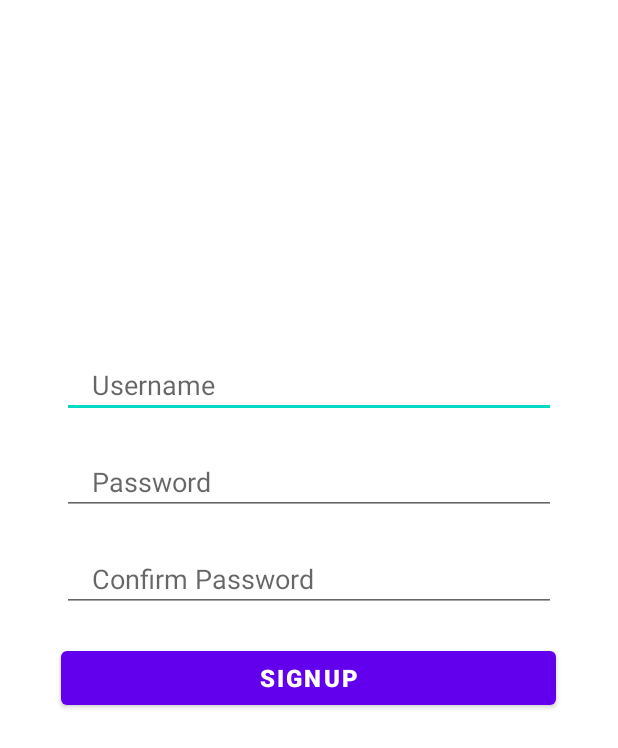
After one commit to andrews2/Senior_Design_Project, an Android app: the layout signup_fragment.xml on its own in the app's theme, with its tools: preview values and no code run, on a phone screen of 412 x 824 dp. The commit adds this screen. Shown: the top 748 px of the screen. Run offline under Robolectric (Android 15) with nearby library versions, the light colour scheme and no system bars.

Commit message:
updated log in screen

```diff
--- a/app/build.gradle
+++ b/app/build.gradle
@@ -28,13 +28,13 @@ android {
 }
 
 dependencies {
-
     implementation 'androidx.appcompat:appcompat:1.4.1'
     implementation 'com.squareup.retrofit2:retrofit:2.3.0'
     implementation 'com.squareup.retrofit2:converter-gson:2.3.0'
     implementation 'com.google.android.material:material:1.5.0'
     implementation 'androidx.constraintlayout:constraintlayout:2.1.3'
     implementation 'com.android.support.constraint:constraint-layout:2.0.4'
+    implementation 'androidx.legacy:legacy-support-v4:1.0.0'
     testImplementation 'junit:junit:4.+'
     androidTestImplementation 'androidx.test.ext:junit:1.1.3'
     androidTestImplementation 'androidx.test.espresso:espresso-core:3.4.0'
--- /dev/null
+++ b/app/src/main/res/layout/signup_fragment.xml
@@ -0,0 +1,75 @@
+<?xml version="1.0" encoding="utf-8"?>
+<androidx.constraintlayout.widget.ConstraintLayout xmlns:android="http://schemas.android.com/apk/res/android"
+    xmlns:app="http://schemas.android.com/apk/res-auto"
+    android:layout_width="match_parent"
+    android:layout_height="match_parent">
+
+    <EditText
+        android:id="@+id/Username"
+        android:layout_width="0dp"
+        android:layout_height="wrap_content"
+        app:layout_constraintWidth_percent=".8"
+        app:layout_constraintVertical_bias=".3"
+        app:layout_constraintHorizontal_bias=".5"
+        android:hint="Username"
+        android:paddingLeft="20dp"
+        android:paddingTop="10dp"
+        android:paddingBottom="10dp"
+        app:layout_constraintBottom_toBottomOf="parent"
+        app:layout_constraintEnd_toEndOf="parent"
+        app:layout_constraintStart_toStartOf="parent"
+        app:layout_constraintTop_toTopOf="parent" />
+
+    <EditText
+        android:id="@+id/Password"
+        android:layout_width="0dp"
+        android:layout_height="wrap_content"
+        android:hint="Password"
+        android:paddingLeft="20dp"
+        android:paddingTop="10dp"
+        android:paddingBottom="10dp"
+        app:layout_constraintBottom_toBottomOf="parent"
+        app:layout_constraintVertical_bias="0"
+        android:layout_marginTop="20dp"
+        app:layout_constraintEnd_toEndOf="parent"
+        app:layout_constraintStart_toStartOf="parent"
+        app:layout_constraintTop_toBottomOf="@+id/Username"
+        app:layout_constraintWidth_percent=".8"
+        android:inputType="textPassword"/>
+
+    <EditText
+        android:id="@+id/ConfirmPassword"
+        android:layout_width="0dp"
+        android:layout_height="wrap_content"
+        android:hint="Confirm Password"
+        android:paddingLeft="20dp"
+        android:paddingTop="10dp"
+        android:paddingBottom="10dp"
+        app:layout_constraintBottom_toBottomOf="parent"
+        app:layout_constraintVertical_bias="0"
+        android:layout_marginTop="20dp"
+        app:layout_constraintEnd_toEndOf="parent"
+        app:layout_constraintStart_toStartOf="parent"
+        app:layout_constraintTop_toBottomOf="@+id/Password"
+        app:layout_constraintWidth_percent=".8"
+        android:inputType="textPassword"/>
+
+    <Button
+        android:id="@+id/Signup"
+        android:layout_width="0dp"
+        android:layout_height="wrap_content"
+        android:text="Signup"
+        android:textSize="16sp"
+        android:textStyle="bold"
+        app:layout_constraintBottom_toBottomOf="parent"
+        app:layout_constraintEnd_toEndOf="parent"
+        app:layout_constraintHorizontal_bias="0.495"
+        app:layout_constraintStart_toStartOf="parent"
+        app:layout_constraintTop_toBottomOf="@+id/ConfirmPassword"
+        app:layout_constraintVertical_bias="0"
+        android:layout_marginTop="20dp"
+        app:layout_constraintWidth_percent=".8" />
+
+
+
+</androidx.constraintlayout.widget.ConstraintLayout>
--- a/app/src/main/res/values/strings.xml
+++ b/app/src/main/res/values/strings.xml
@@ -1,3 +1,5 @@
 <resources>
     <string name="app_name">IOT Casino App</string>
+    <!-- TODO: Remove or change this placeholder text -->
+    <string name="hello_blank_fragment">Hello blank fragment</string>
 </resources>
--- a/build.gradle
+++ b/build.gradle
@@ -5,8 +5,7 @@ buildscript {
         mavenCentral()
     }
     dependencies {
-        classpath "com.android.tools.build:gradle:7.0.3"
-
+        classpath 'com.android.tools.build:gradle:7.1.1'
         // NOTE: Do not place your application dependencies here; they belong
         // in the individual module build.gradle files
     }
```
Also changed, not shown: app/src/main/java/com/example/iotcasinoapp/LoginActivity.java (+12 -98 lines), app/src/main/java/com/example/iotcasinoapp/LoginAdapter.java (added, +38 -0 lines), app/src/main/java/com/example/iotcasinoapp/LoginFragment.java (added, +78 -0 lines), app/src/main/java/com/example/iotcasinoapp/SignupFragment.java (added, +85 -0 lines), app/src/main/java/com/example/iotcasinoapp/SocketHandler.java (deleted, +0 -15 lines), app/src/main/res/layout/activity_login.xml (+27 -62 lines), app/src/main/res/layout/login_fragment.xml (added, +60 -0 lines), gradle/wrapper/gradle-wrapper.properties (deleted), 1 other file.
